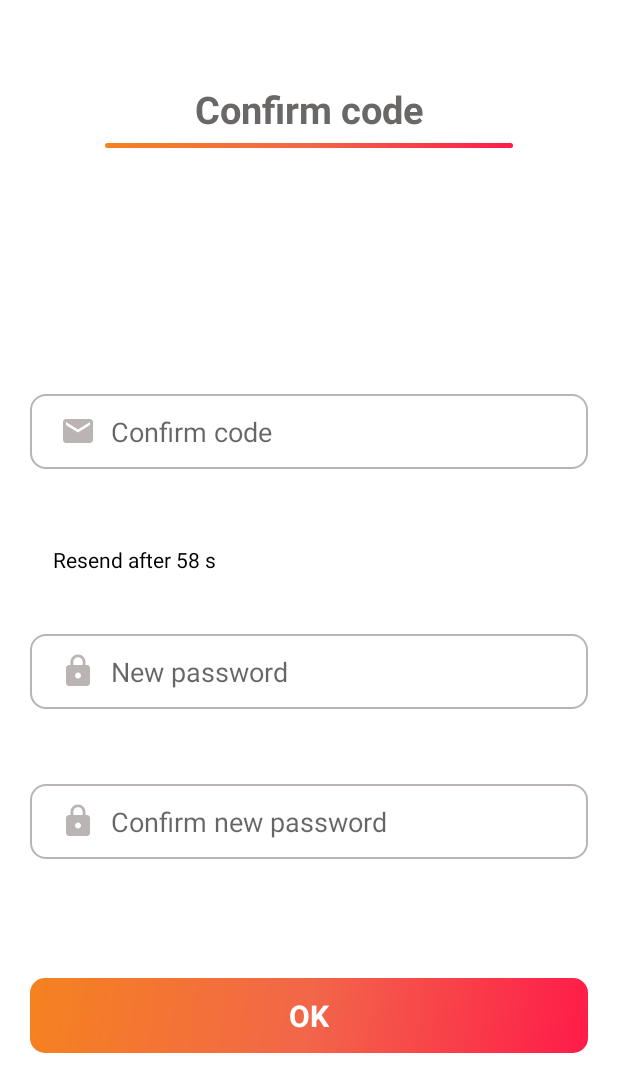
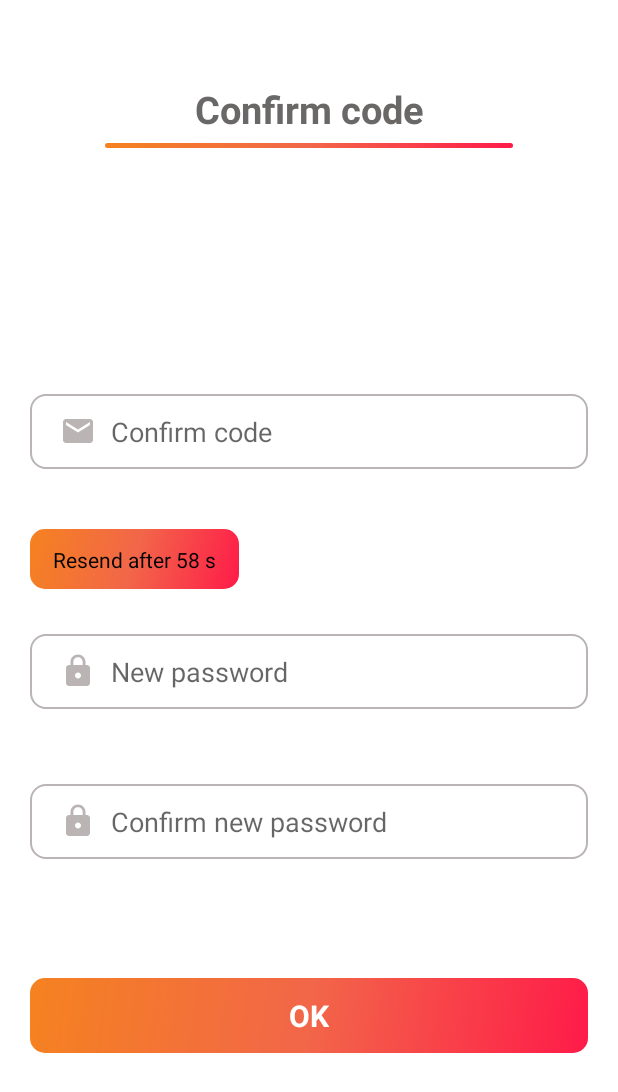
Before and after one commit to phuongxinhgai8788/FitDictionary, an Android app: the fragment VerificationCodeFragment shown on its own in the app's theme, on a phone screen of 412 x 824 dp. Shown: the top 1092 px of the screen. Run offline under Robolectric (Android 15) with nearby library versions, the phone set to English and light mode, and no system bars; 3 statements that could not run were skipped.

```diff
--- a/app/src/main/java/vn/edu/hanu/fitdictionary/data/FitApi.java
+++ b/app/src/main/java/vn/edu/hanu/fitdictionary/data/FitApi.java
@@ -26,4 +26,8 @@ public interface FitApi {
     @PUT("/users/{id}")
     public Call<User> updateProfile(@Path("id") int id, @Body User user);
 
+    @GET("/users/last")
+    public Call<Max> fetchMaxId();
+
+
 }
--- a/app/src/main/java/vn/edu/hanu/fitdictionary/data/UserViewModel.java
+++ b/app/src/main/java/vn/edu/hanu/fitdictionary/data/UserViewModel.java
@@ -29,6 +29,9 @@ public class UserViewModel extends ViewModel {
         return fetchUser.updateProfile(id, user);
     }
 
+    public LiveData<Max> fetchMaxId() {
+        return fetchUser.fetchMaxId();
+    }
     @Override
     protected void onCleared() {
         super.onCleared();
--- a/app/src/main/java/vn/edu/hanu/fitdictionary/verification_code_screen/VerificationCodeFragment.java
+++ b/app/src/main/java/vn/edu/hanu/fitdictionary/verification_code_screen/VerificationCodeFragment.java
@@ -75,6 +75,10 @@ public class VerificationCodeFragment extends Fragment {
         }
         verificationCodeViewModel = ViewModelProviders.of(this).get(VerificationCodeViewModel.class);
         userViewModel = ViewModelProviders.of(this).get(UserViewModel.class);
+        countDownTimer = new CountDownTimer(60*1000, 1000);
+        countDownTimer.setHostFragment(this);
+        countDownTimer.start();
+
     }
 
     @Override
@@ -142,14 +146,12 @@ public class VerificationCodeFragment extends Fragment {
             Log.d("VerificationCode", okConstraint.isEnabled()+"");
 
         });
-        countDownTimer = new CountDownTimer(60*1000, 1000);
-        countDownTimer.setHostFragment(this);
+
     }
 
     @Override
     public void onStart() {
         super.onStart();
-        countDownTimer.start();
         codeET.addTextChangedListener(new TextWatcher() {
             @Override
             public void beforeTextChanged(CharSequence s, int start, int count, int after) {
@@ -256,6 +258,7 @@ public class VerificationCodeFragment extends Fragment {
     public void onCountDownTimerTickEvent(long millisUntilFinished) {
         long leftSeconds = millisUntilFinished / 1000;
         String countBtnText = "Resend after "+leftSeconds+" s";
+        countConstraint.setEnabled(false);
         countTV.setText(countBtnText);
         countTV.setTextColor(Color.BLACK);
     }
@@ -263,7 +266,6 @@ public class VerificationCodeFragment extends Fragment {
     public void onCountDownTimerFinishEvent() {
         countTV.setEnabled(true);
         countTV.setText("Resend");
-        countConstraint.setBackground(this.getResources().getDrawable(R.drawable.background_gradient));
         this.countTV.setOnClickListener(v -> {
             codeSent = "";
             for(int i=0; i<6;i++){
--- a/app/src/main/res/layout/fragment_register.xml
+++ b/app/src/main/res/layout/fragment_register.xml
@@ -117,7 +117,7 @@
         android:layout_width="wrap_content"
         android:layout_height="wrap_content"
         app:layout_constraintStart_toEndOf="@+id/checkbox_email_updates_sign_up"
-        android:layout_marginStart="8dp"
+        android:layout_marginStart="5dp"
         android:text="@string/sign_me_up_for_email_updates"
         app:layout_constraintTop_toTopOf="@+id/checkbox_email_updates_sign_up"
         app:layout_constraintBottom_toBottomOf="@+id/checkbox_email_updates_sign_up"
@@ -135,7 +135,7 @@
         android:id="@+id/textView"
         android:layout_width="wrap_content"
         android:layout_height="wrap_content"
-        android:layout_marginStart="8dp"
+        android:layout_marginStart="5dp"
         android:text="@string/I_agree_to_the_terms_of_use"
         app:layout_constraintStart_toEndOf="@+id/checkbox_agreement_sign_up"
         app:layout_constraintTop_toTopOf="@+id/checkbox_agreement_sign_up"
--- a/app/src/main/res/layout/fragment_verification_code.xml
+++ b/app/src/main/res/layout/fragment_verification_code.xml
@@ -69,12 +69,15 @@
         app:layout_constraintTop_toBottomOf="@id/verification_code_et"
         android:textColor="@color/red"
         android:layout_marginTop="10dp"
+        android:textSize="15sp"
+        android:textStyle="italic"
         android:id="@+id/alert_confirm_code"/>
             <androidx.constraintlayout.widget.ConstraintLayout
                 android:layout_width="wrap_content"
                 android:layout_height="40dp"
                 android:paddingHorizontal="15dp"
                 android:id="@+id/count_constraint_confirm_code"
+                android:background="@drawable/background_gradient"
                 app:layout_constraintStart_toStartOf="parent"
                 app:layout_constraintTop_toBottomOf="@id/verification_code_et"
                 android:layout_marginTop="40dp">
@@ -133,6 +136,10 @@
         android:layout_height="wrap_content"
         app:layout_constraintStart_toStartOf="@+id/new_password_space_confirm_code"
         app:layout_constraintTop_toBottomOf="@id/new_password_space_confirm_code"
+        app:layout_constraintEnd_toEndOf="@+id/new_password_space_confirm_code"
+        android:textSize="15sp"
+        android:textStyle="italic"
+        android:textColor="@color/red"
         android:layout_marginTop="10dp"
         android:id="@+id/alert_new_password"/>
 
```
Also changed, not shown: app/src/main/java/vn/edu/hanu/fitdictionary/data/FetchUser.java (+21 -1 lines), app/src/main/java/vn/edu/hanu/fitdictionary/data/Max.java (added, +18 -0 lines), app/src/main/java/vn/edu/hanu/fitdictionary/data/User.java (+7 -1 lines), app/src/main/java/vn/edu/hanu/fitdictionary/register_screen/RegisterFragment.java (+8 -0 lines).
